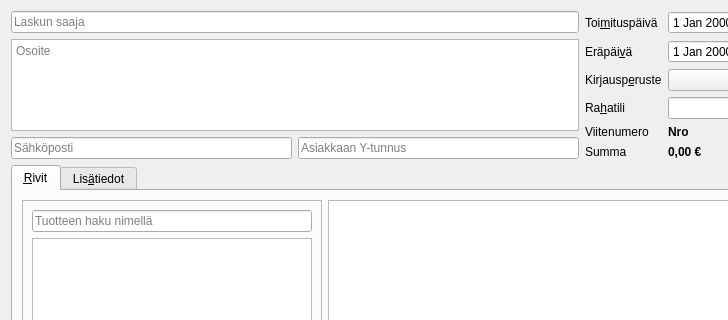
artoh/kitupiikki, file kitupiikki/laskutus/laskudialogi.ui: the form before one commit; both pictures show x 0 to 728 and y 0 to 320 of the 1164 by 632 pixel window.
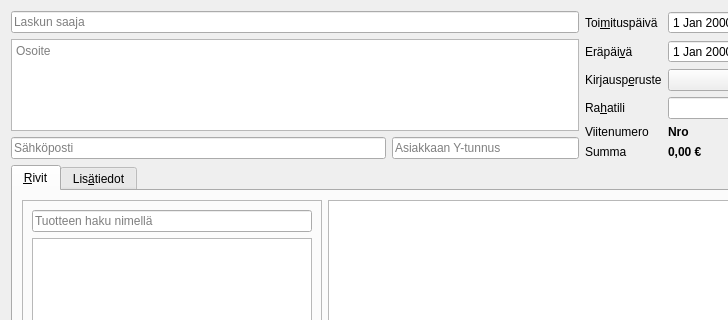
The form after the commit. Icons and pictures are not drawn. Custom widgets are drawn as their Qt base class.

```diff
--- a/kitupiikki/laskutus/laskudialogi.ui
+++ b/kitupiikki/laskutus/laskudialogi.ui
@@ -58,7 +58,7 @@
         </widget>
        </item>
        <item>
-        <layout class="QHBoxLayout" name="horizontalLayout_2">
+        <layout class="QHBoxLayout" name="horizontalLayout_2" stretch="2,1">
          <item>
           <widget class="QLineEdit" name="emailEdit">
            <property name="placeholderText">
```
Left out of the diff: 40 changed lines with no effect on the pictures.
